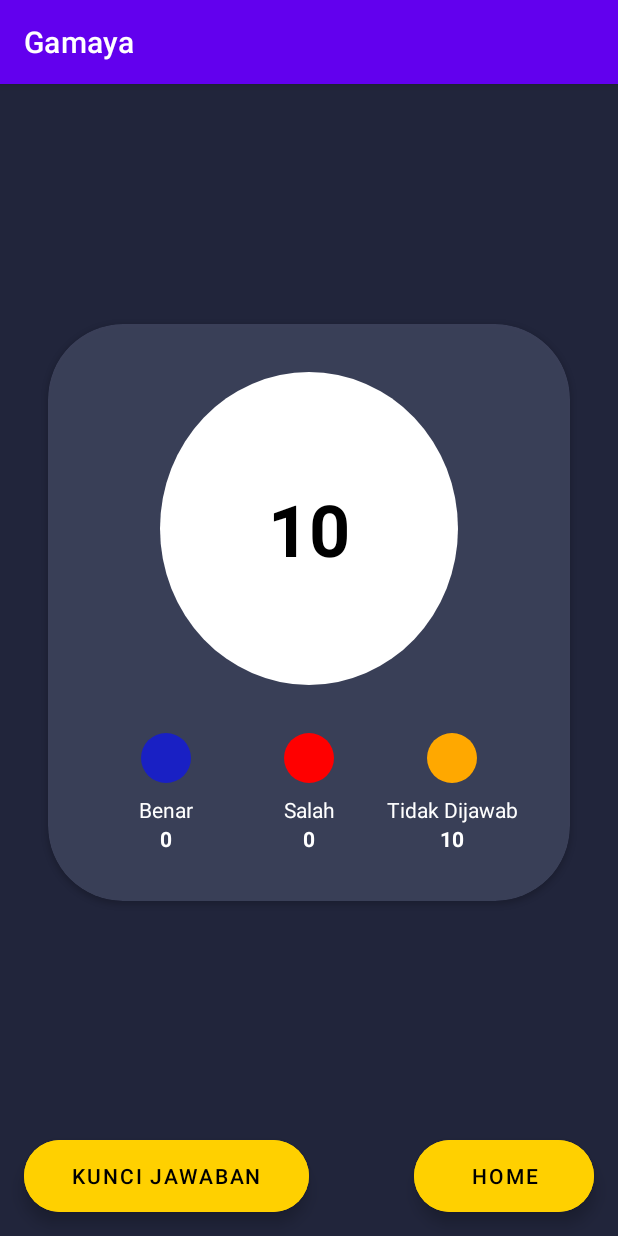
After one commit to AnggaArindraShonta/Gamaya, an Android app: the QuizResultActivity screen opened directly, with no data from a screen before it, on a phone screen of 412 x 824 dp. The commit adds this screen. Run offline under Robolectric (Android 15) with nearby library versions, the phone set to English and light mode, and no system bars.

Commit message:
create quiz result activity

```diff
--- a/app/src/main/AndroidManifest.xml
+++ b/app/src/main/AndroidManifest.xml
@@ -9,7 +9,8 @@
         android:roundIcon="@mipmap/ic_launcher_round"
         android:supportsRtl="true"
         android:theme="@style/Theme.Gamaya">
-        <activity android:name=".QuizActivity"></activity>
+        <activity android:name=".QuizResultActivity"></activity>
+        <activity android:name=".QuizActivity" />
         <activity android:name=".MainActivity">
             <intent-filter>
                 <action android:name="android.intent.action.MAIN" />
--- /dev/null
+++ b/app/src/main/java/com/example/gamaya/QuizResultActivity.java
@@ -0,0 +1,14 @@
+package com.example.gamaya;
+
+import androidx.appcompat.app.AppCompatActivity;
+
+import android.os.Bundle;
+
+public class QuizResultActivity extends AppCompatActivity {
+
+    @Override
+    protected void onCreate(Bundle savedInstanceState) {
+        super.onCreate(savedInstanceState);
+        setContentView(R.layout.activity_quiz_result);
+    }
+}
--- /dev/null
+++ b/app/src/main/res/drawable/shape_circle_blue.xml
@@ -0,0 +1,7 @@
+<?xml version="1.0" encoding="utf-8"?>
+<shape xmlns:android="http://schemas.android.com/apk/res/android"
+    android:shape="oval">
+    <solid android:color="@color/blue"/>
+    <stroke android:width="0dp" android:color="#fff" />
+    <size android:width="28dp" android:height="28dp"/>
+</shape>
--- /dev/null
+++ b/app/src/main/res/drawable/shape_circle_red.xml
@@ -0,0 +1,7 @@
+<?xml version="1.0" encoding="utf-8"?>
+<shape xmlns:android="http://schemas.android.com/apk/res/android"
+    android:shape="oval">
+    <solid android:color="@color/red"/>
+    <stroke android:width="0dp" android:color="#fff" />
+    <size android:width="28dp" android:height="28dp"/>
+</shape>
--- /dev/null
+++ b/app/src/main/res/drawable/shape_circle_white.xml
@@ -0,0 +1,7 @@
+<?xml version="1.0" encoding="utf-8"?>
+<shape xmlns:android="http://schemas.android.com/apk/res/android"
+    android:shape="oval">
+    <solid android:color="@color/white"/>
+    <stroke android:width="0dp" android:color="#fff" />
+    <size android:width="28dp" android:height="28dp"/>
+</shape>
--- /dev/null
+++ b/app/src/main/res/drawable/shape_circle_yellow.xml
@@ -0,0 +1,7 @@
+<?xml version="1.0" encoding="utf-8"?>
+<shape xmlns:android="http://schemas.android.com/apk/res/android"
+    android:shape="oval">
+    <solid android:color="@color/yellow_dark"/>
+    <stroke android:width="0dp" android:color="#fff" />
+    <size android:width="28dp" android:height="28dp"/>
+</shape>
--- /dev/null
+++ b/app/src/main/res/layout/activity_quiz_result.xml
@@ -0,0 +1,192 @@
+<?xml version="1.0" encoding="utf-8"?>
+<androidx.constraintlayout.widget.ConstraintLayout xmlns:android="http://schemas.android.com/apk/res/android"
+    xmlns:app="http://schemas.android.com/apk/res-auto"
+    xmlns:tools="http://schemas.android.com/tools"
+    android:layout_width="match_parent"
+    android:layout_height="match_parent"
+    android:background="@color/dark"
+    tools:context=".QuizResultActivity">
+
+    <androidx.cardview.widget.CardView
+        android:layout_width="match_parent"
+        android:layout_height="wrap_content"
+        android:layout_marginStart="32dp"
+        android:layout_marginEnd="32dp"
+        android:backgroundTint="@color/transparent_dark"
+        app:cardCornerRadius="50dp"
+        app:layout_constraintBottom_toTopOf="@+id/extendedFloatingActionButton"
+        app:layout_constraintEnd_toEndOf="parent"
+        app:layout_constraintHorizontal_bias="0.5"
+        app:layout_constraintStart_toStartOf="parent"
+        app:layout_constraintTop_toTopOf="parent">
+
+        <androidx.constraintlayout.widget.ConstraintLayout
+            android:layout_width="match_parent"
+            android:layout_height="wrap_content"
+            android:gravity="center">
+
+            <TextView
+                android:id="@+id/textView"
+                android:layout_width="wrap_content"
+                android:layout_height="wrap_content"
+                android:layout_marginTop="32dp"
+                android:background="@drawable/shape_circle_white"
+                android:padding="72dp"
+                android:text="10"
+                android:textColor="@color/black"
+                android:textSize="48sp"
+                android:textStyle="bold"
+                app:layout_constraintBottom_toTopOf="@+id/ll_result_wrong"
+                app:layout_constraintEnd_toEndOf="parent"
+                app:layout_constraintHorizontal_bias="0.5"
+                app:layout_constraintStart_toStartOf="parent"
+                app:layout_constraintTop_toTopOf="parent" />
+
+            <LinearLayout
+                android:id="@+id/ll_result_correct"
+                android:layout_width="wrap_content"
+                android:layout_height="wrap_content"
+                android:gravity="center_horizontal"
+                android:orientation="vertical"
+                app:layout_constraintBottom_toBottomOf="@+id/ll_result_wrong"
+                app:layout_constraintEnd_toStartOf="@+id/ll_result_wrong"
+                app:layout_constraintHorizontal_bias="0.5"
+                app:layout_constraintStart_toStartOf="parent"
+                app:layout_constraintTop_toTopOf="@+id/ll_result_wrong">
+
+                <View
+                    android:layout_width="33dp"
+                    android:layout_height="33dp"
+                    android:layout_marginBottom="8dp"
+                    android:background="@drawable/shape_circle_blue" />
+
+                <TextView
+                    android:layout_width="wrap_content"
+                    android:layout_height="wrap_content"
+                    android:text="Benar"
+                    android:textColor="@color/white" />
+
+                <TextView
+                    android:id="@+id/tv_correct_count"
+                    android:layout_width="wrap_content"
+                    android:layout_height="wrap_content"
+                    android:text="0"
+                    android:textColor="@color/white"
+                    android:textStyle="bold" />
+
+
+            </LinearLayout>
+
+            <LinearLayout
+                android:id="@+id/ll_result_wrong"
+                android:layout_width="wrap_content"
+                android:layout_height="wrap_content"
+                android:layout_marginTop="32dp"
+                android:layout_marginBottom="32dp"
+                android:gravity="center_horizontal"
+                android:orientation="vertical"
+                app:layout_constraintBottom_toBottomOf="parent"
+                app:layout_constraintEnd_toEndOf="parent"
+                app:layout_constraintHorizontal_bias="0.5"
+                app:layout_constraintStart_toStartOf="parent"
+                app:layout_constraintTop_toBottomOf="@+id/textView">
+
+                <View
+                    android:layout_width="33dp"
+                    android:layout_height="33dp"
+                    android:layout_marginBottom="8dp"
+                    android:background="@drawable/shape_circle_red" />
+
+                <TextView
+                    android:layout_width="wrap_content"
+                    android:layout_height="wrap_content"
+                    android:text="Salah"
+                    android:textColor="@color/white" />
+
+                <TextView
+                    android:id="@+id/tv_wrong_count"
+                    android:layout_width="wrap_content"
+                    android:layout_height="wrap_content"
+                    android:text="0"
+                    android:textColor="@color/white"
+                    android:textStyle="bold" />
+
+            </LinearLayout>
+
+            <LinearLayout
+                android:id="@+id/ll_result_unanswered"
+                android:layout_width="wrap_content"
+                android:layout_height="wrap_content"
+                android:gravity="center_horizontal"
+                android:orientation="vertical"
+                app:layout_constraintBottom_toBottomOf="@+id/ll_result_wrong"
+                app:layout_constraintEnd_toEndOf="parent"
+                app:layout_constraintHorizontal_bias="0.5"
+                app:layout_constraintStart_toEndOf="@+id/ll_result_wrong"
+                app:layout_constraintTop_toTopOf="@+id/ll_result_wrong">
+
+                <View
+                    android:layout_width="33dp"
+                    android:layout_height="33dp"
+                    android:layout_marginBottom="8dp"
+                    android:background="@drawable/shape_circle_yellow" />
+
+                <TextView
+                    android:layout_width="wrap_content"
+                    android:layout_height="wrap_content"
+                    android:text="Tidak Dijawab"
+                    android:textColor="@color/white" />
+
+                <TextView
+                    android:id="@+id/tv_unanswered_count"
+                    android:layout_width="wrap_content"
+                    android:layout_height="wrap_content"
+                    android:text="10"
+                    android:textColor="@color/white"
+                    android:textStyle="bold" />
+
+
+            </LinearLayout>
+
+        </androidx.constraintlayout.widget.ConstraintLayout>
+
+    </androidx.cardview.widget.CardView>
+
+    <com.google.android.material.floatingactionbutton.ExtendedFloatingActionButton
+        android:id="@+id/extendedFloatingActionButton2"
+        android:layout_width="wrap_content"
+        android:layout_height="wrap_content"
+        android:layout_gravity="bottom|end"
+        android:layout_marginStart="16dp"
+        android:layout_marginBottom="16dp"
+        android:backgroundTint="@color/yellow"
+        android:contentDescription="@string/next"
+        android:gravity="center"
+        android:paddingStart="32dp"
+        android:paddingEnd="32dp"
+        android:text="Kunci Jawaban"
+        app:layout_constraintBottom_toBottomOf="parent"
+        app:layout_constraintEnd_toStartOf="@+id/extendedFloatingActionButton"
+        app:layout_constraintHorizontal_bias="0.5"
+        app:layout_constraintHorizontal_chainStyle="spread_inside"
+        app:layout_constraintStart_toStartOf="parent" />
+
+    <com.google.android.material.floatingactionbutton.ExtendedFloatingActionButton
+        android:id="@+id/extendedFloatingActionButton"
+        android:layout_width="wrap_content"
+        android:layout_height="wrap_content"
+        android:layout_gravity="bottom|end"
+        android:layout_marginEnd="16dp"
+        android:layout_marginBottom="16dp"
+        android:backgroundTint="@color/yellow"
+        android:contentDescription="@string/next"
+        android:gravity="center"
+        android:paddingStart="32dp"
+        android:paddingEnd="32dp"
+        android:text="Home"
+        app:layout_constraintBottom_toBottomOf="parent"
+        app:layout_constraintEnd_toEndOf="parent"
+        app:layout_constraintHorizontal_bias="0.5"
+        app:layout_constraintStart_toEndOf="@+id/extendedFloatingActionButton2" />
+
+</androidx.constraintlayout.widget.ConstraintLayout>
--- a/app/src/main/res/values/colors.xml
+++ b/app/src/main/res/values/colors.xml
@@ -7,6 +7,10 @@
     <color name="teal_700">#FF018786</color>
     <color name="black">#000000</color>
     <color name="dark">#21253B</color>
+    <color name="transparent_dark">#E83D425C</color>
+    <color name="red">#FF0000</color>
+    <color name="blue">#1920C4</color>
+    <color name="yellow_dark">#FFA800</color>
     <color name="yellow">#FFD000</color>
     <color name="toolbar_dark">#3D425C</color>
     <color name="white">#FFFFFFFF</color>
```
